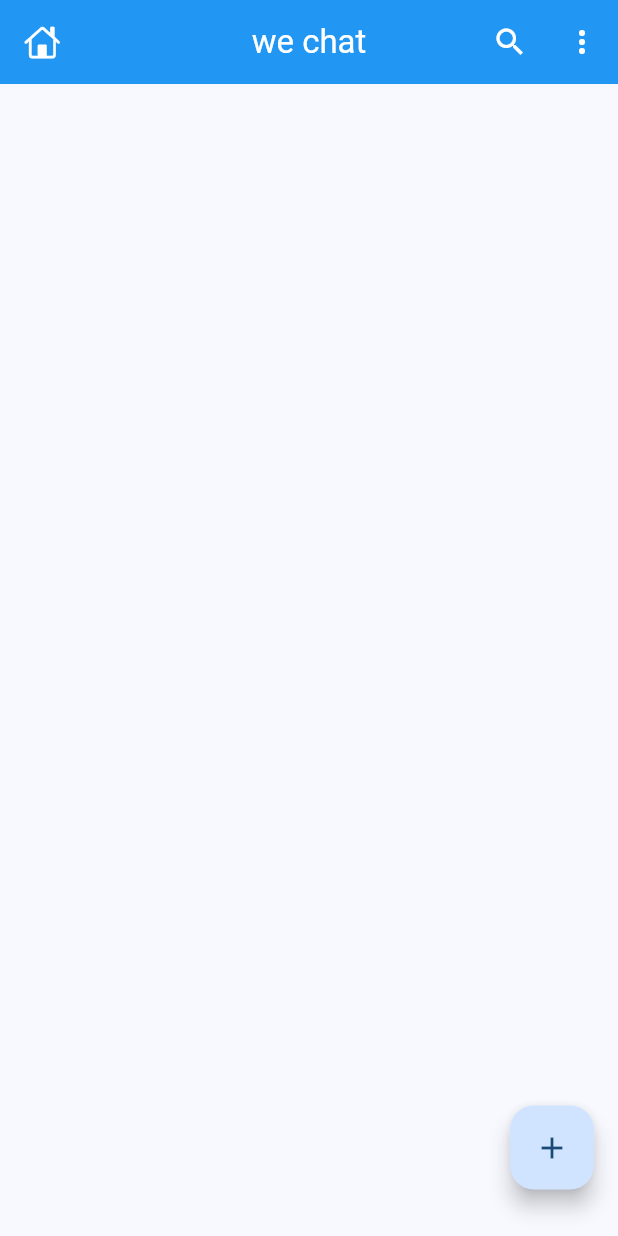
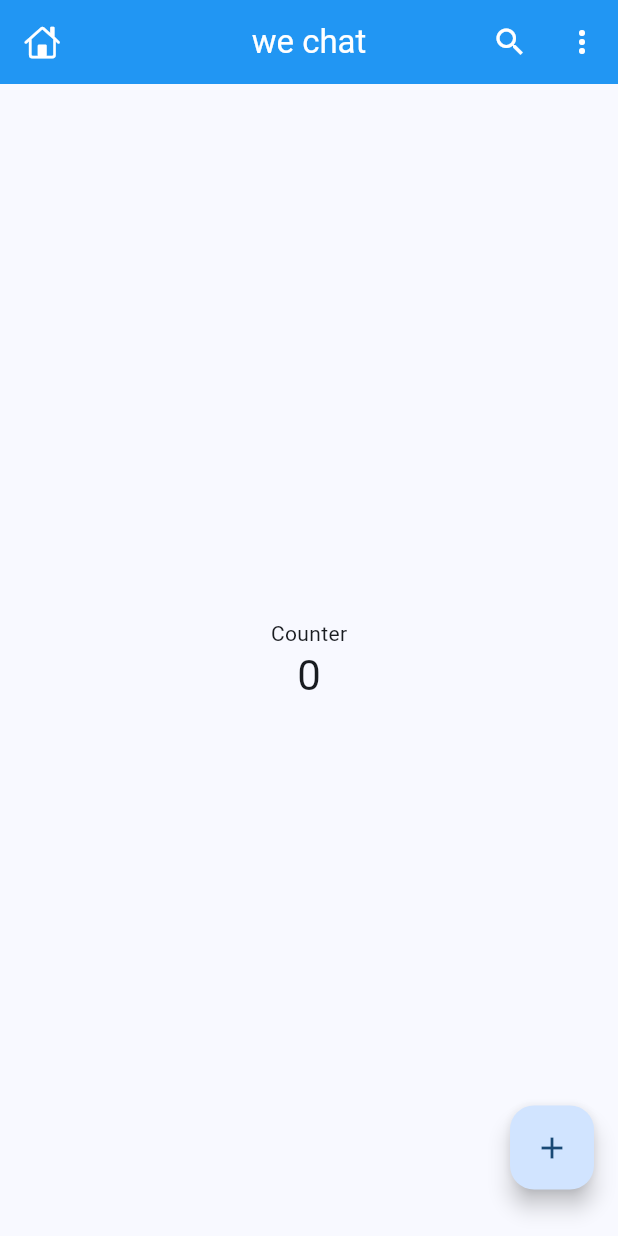
Before and after one commit to chaudarymoneeb/CHATTING-APPLICATION, a Flutter app: the screen it shows after launch, on a phone screen of 412 x 824 dp. Run offline on Flutter 3.47's test engine with Material 3 defaults, Android fonts, the phone set to English and light mode, and no system bars.

Commit message:
Agent Host changes for agents/firebase-issue-resolution

```diff
--- a/lib/screens/home_page.dart
+++ b/lib/screens/home_page.dart
@@ -11,12 +11,14 @@ class HomePage extends StatefulWidget {
 }
 
 class _HomePageState extends State<HomePage> {
+  int _counter = 0;
+
   @override
   Widget build(BuildContext context) {
     return Scaffold(
       appBar: AppBar(
         title: const Text('we chat'),
-        leading: Icon(CupertinoIcons.home),
+        leading: const Icon(CupertinoIcons.home),
         actions: [
           IconButton(
             icon: const Icon(Icons.search),
@@ -32,18 +34,29 @@ class _HomePageState extends State<HomePage> {
           )
         ],
       ),
-
+      body: Center(
+        child: Column(
+          mainAxisAlignment: MainAxisAlignment.center,
+          children: [
+            const Text('Counter'),
+            Text(
+              '$_counter',
+              style: Theme.of(context).textTheme.headlineMedium,
+            ),
+          ],
+        ),
+      ),
       floatingActionButton: Padding(
-        padding: const EdgeInsets.only(bottom:15),
+        padding: const EdgeInsets.only(bottom: 15),
         child: FloatingActionButton(
           onPressed: () {
-            // Handle FAB action
+            setState(() {
+              _counter++;
+            });
           },
           child: const Icon(Icons.add),
         ),
       ),
-
-
     );
   }
 }
```
